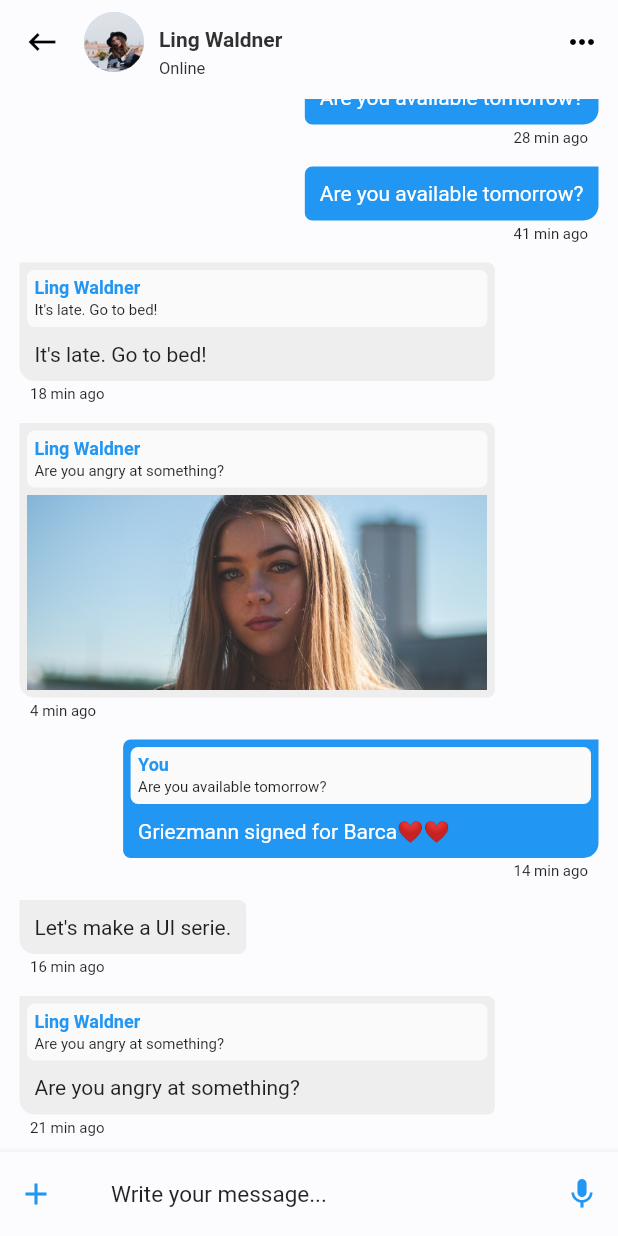
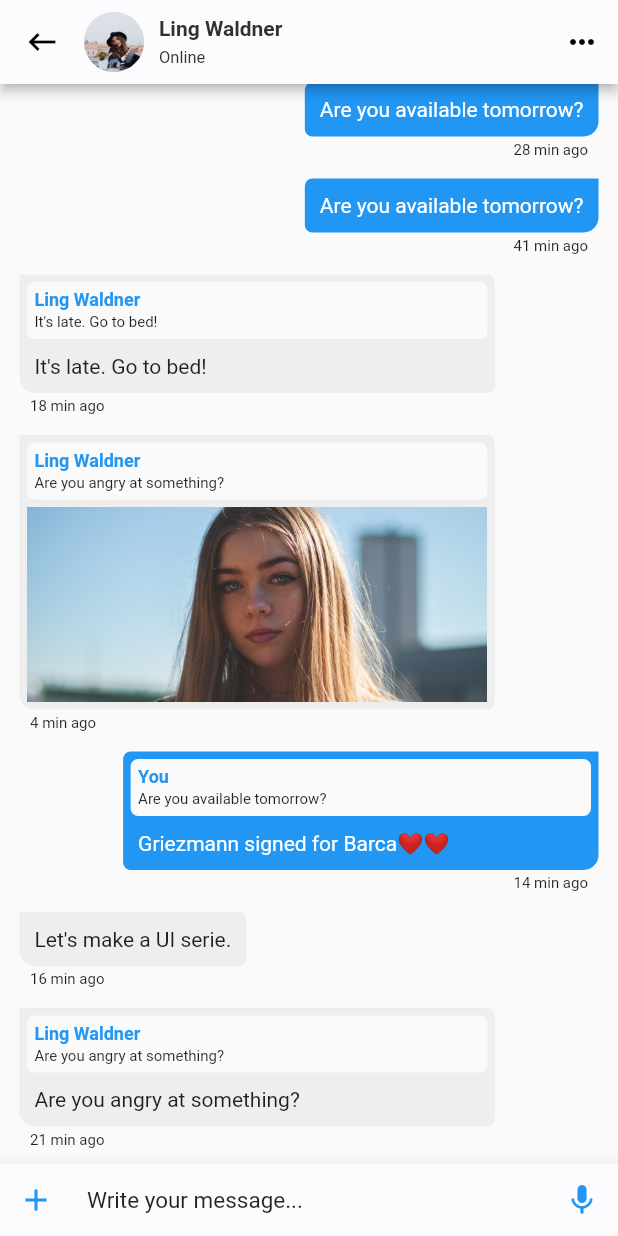
Before and after one commit to JideGuru/FlutterSocialAppUIKit, a Flutter app: the Conversation screen opened directly, on a phone screen of 412 x 824 dp. Run offline on Flutter 3.47's test engine with Material 2 defaults, Android fonts, the phone set to English and light mode, and no system bars.

Commit message:
Conversation TextField fix

```diff
--- a/lib/screens/conversation.dart
+++ b/lib/screens/conversation.dart
@@ -14,10 +14,21 @@ class Conversation extends StatefulWidget {
 class _ConversationState extends State<Conversation> {
   static Random random = Random();
   String name = names[random.nextInt(10)];
+
+  Color backgroundColor(){
+    if(Theme.of(context).brightness == Brightness.dark){
+      return Colors.grey[700];
+    }else{
+      return Colors.grey[50];
+    }
+  }
+
   @override
   Widget build(BuildContext context) {
     return Scaffold(
+      backgroundColor: backgroundColor(),
       appBar: AppBar(
+        elevation: 3,
         leading: IconButton(
           icon: Icon(
             Icons.keyboard_backspace,
@@ -27,7 +38,6 @@ class _ConversationState extends State<Conversation> {
         titleSpacing: 0,
         title: InkWell(
           child: Row(
-
             children: <Widget>[
               Padding(
                 padding: EdgeInsets.only(left: 0.0, right: 10.0),
@@ -42,7 +52,6 @@ class _ConversationState extends State<Conversation> {
                 child: Column(
                   crossAxisAlignment: CrossAxisAlignment.start,
                   children: <Widget>[
-                    SizedBox(height: 15.0),
                     Text(
                       name,
                       style: TextStyle(
@@ -81,7 +90,6 @@ class _ConversationState extends State<Conversation> {
         height: MediaQuery.of(context).size.height,
         child: Column(
           children: <Widget>[
-            SizedBox(height: 10),
             Flexible(
               child: ListView.builder(
                 padding: EdgeInsets.symmetric(horizontal: 10),
@@ -109,18 +117,16 @@ class _ConversationState extends State<Conversation> {
             Align(
               alignment: Alignment.bottomCenter,
               child: BottomAppBar(
-                elevation: 4,
+                elevation: 10,
                 color: Theme.of(context).primaryColor,
                 child: Container(
                   constraints: BoxConstraints(
-                    maxHeight: 190,
+                    maxHeight: 100,
                   ),
-                  child: Column(
-                    mainAxisSize: MainAxisSize.min,
+                  child: Row(
+                    crossAxisAlignment: CrossAxisAlignment.end,
                     children: <Widget>[
-                      Flexible(
-                        child: ListTile(
-                          leading: IconButton(
+                      IconButton(
                         icon: Icon(
                           Icons.add,
                           color: Theme.of(context).accentColor,
@@ -128,22 +134,16 @@ class _ConversationState extends State<Conversation> {
                         onPressed: (){},
                       ),
 
-                          contentPadding: EdgeInsets.all(0),
-                          title: TextField(
+                      Flexible(
+                        child: TextField(
                           style: TextStyle(
                             fontSize: 15.0,
                             color: Theme.of(context).textTheme.title.color,
                           ),
                           decoration: InputDecoration(
                             contentPadding: EdgeInsets.all(10.0),
-                              border: OutlineInputBorder(
-                                borderRadius: BorderRadius.circular(5.0),
-                                borderSide: BorderSide(color: Theme.of(context).primaryColor,),
-                              ),
-                              enabledBorder: OutlineInputBorder(
-                                borderSide: BorderSide(color: Theme.of(context).primaryColor,),
-                                borderRadius: BorderRadius.circular(5.0),
-                              ),
+                            border: InputBorder.none,
+                            enabledBorder: InputBorder.none,
                             hintText: "Write your message...",
                             hintStyle: TextStyle(
                               fontSize: 15.0,
@@ -152,17 +152,15 @@ class _ConversationState extends State<Conversation> {
                           ),
                           maxLines: null,
                         ),
+                      ),
 
-
-                          trailing: IconButton(
+                      IconButton(
                         icon: Icon(
                           Icons.mic,
                           color: Theme.of(context).accentColor,
                         ),
                         onPressed: (){},
-                          ),
-                        ),
-                      ),
+                      )
                     ],
                   ),
                 ),
--- a/lib/screens/friends.dart
+++ b/lib/screens/friends.dart
@@ -11,12 +11,6 @@ class _FriendsState extends State<Friends> {
   Widget build(BuildContext context) {
     return Scaffold(
       appBar: AppBar(
-        leading: IconButton(
-          icon: Icon(
-            Icons.keyboard_backspace,
-          ),
-          onPressed: (){},
-        ),
         title: TextField(
           decoration: InputDecoration.collapsed(
             hintText: 'Search',
```
Lines whose indentation alone changed are shown as unchanged.
